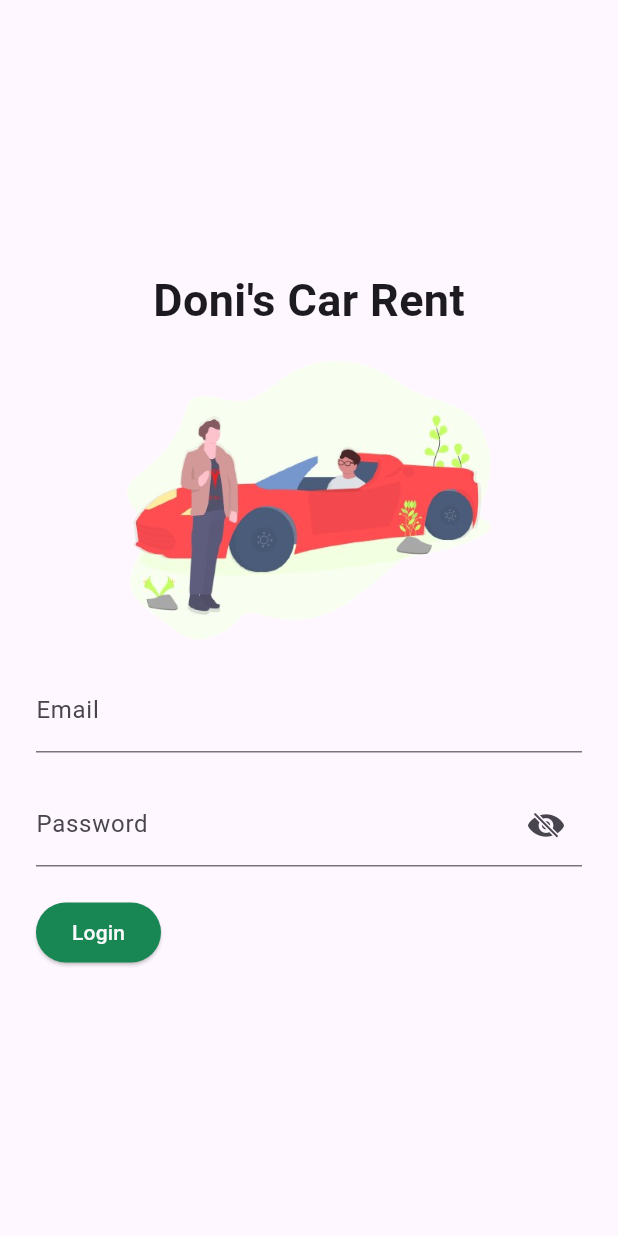
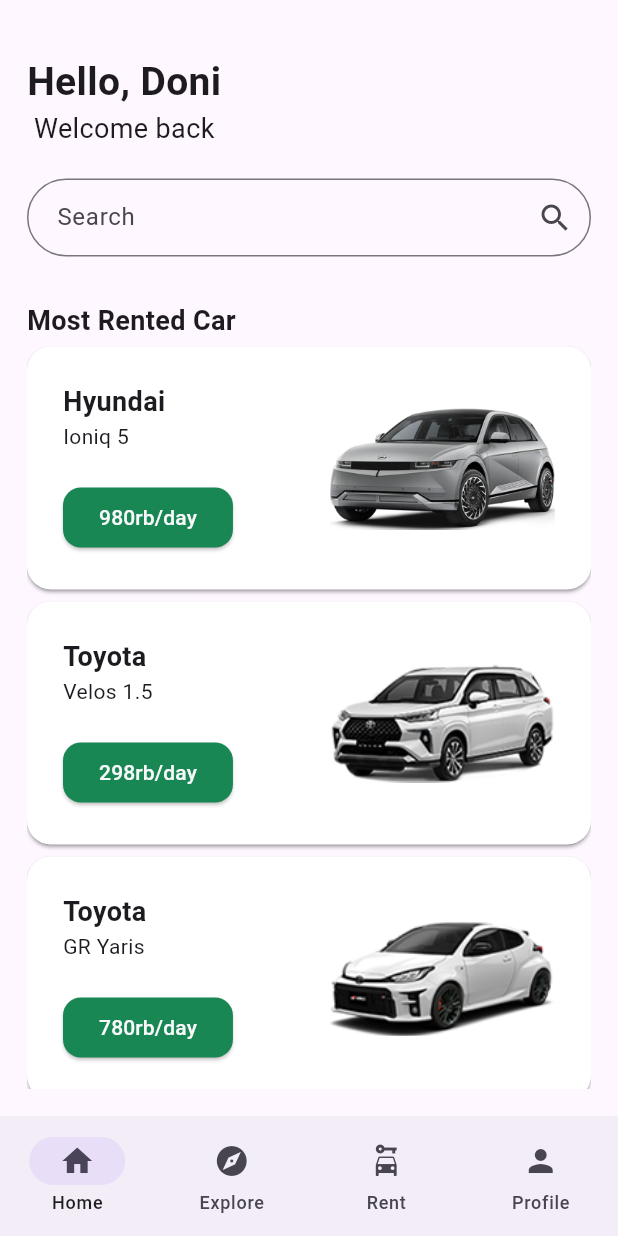
Before and after one commit to doniduaasattuu/mobile_programming_tugas_dua, a Flutter app: the screen it shows after launch, on a phone screen of 412 x 824 dp. Run offline on Flutter 3.47's test engine with Material 3 defaults, Android fonts, the phone set to English and light mode, and no system bars.

Commit message:
create homepage

```diff
--- /dev/null
+++ b/lib/data/cars_data.dart
@@ -0,0 +1,34 @@
+import 'package:tugas_dua/models/car.dart';
+
+List<Car> carsData = [
+  const Car(
+    brand: 'Hyundai',
+    name: 'Ioniq 5',
+    dailyRent: '980rb/day',
+    image: 'assets/images/ioniq_5.png',
+  ),
+  const Car(
+    brand: 'Toyota',
+    name: 'Velos 1.5',
+    dailyRent: '298rb/day',
+    image: 'assets/images/veloz.png',
+  ),
+  const Car(
+    brand: 'Toyota',
+    name: 'GR Yaris',
+    dailyRent: '780rb/day',
+    image: 'assets/images/gr_yaris.png',
+  ),
+  const Car(
+    brand: 'Toyota',
+    name: 'Alphard',
+    dailyRent: '560rb/day',
+    image: 'assets/images/alphard.png',
+  ),
+  const Car(
+    brand: 'Suzuki',
+    name: 'XL7',
+    dailyRent: '320rb/day',
+    image: 'assets/images/xl7.png',
+  ),
+];
--- a/lib/main.dart
+++ b/lib/main.dart
@@ -1,5 +1,5 @@
 import 'package:flutter/material.dart';
-import 'package:tugas_dua/ui/login.dart';
+import 'package:tugas_dua/ui/homepage.dart';
 import 'package:tugas_dua/utility/my_colors.dart';
 
 void main() {
@@ -14,7 +14,7 @@ class MyApp extends StatelessWidget {
   Widget build(BuildContext context) {
     return MaterialApp(
       title: 'Product Inventory App',
-      home: const Login(),
+      home: const Homepage(),
       theme: ThemeData(useMaterial3: true).copyWith(
         cardTheme: const CardTheme().copyWith(
           shape: RoundedRectangleBorder(
--- /dev/null
+++ b/lib/models/car.dart
@@ -0,0 +1,13 @@
+class Car {
+  const Car({
+    required this.brand,
+    required this.name,
+    required this.dailyRent,
+    required this.image,
+  });
+
+  final String brand;
+  final String name;
+  final String dailyRent;
+  final String image;
+}
--- /dev/null
+++ b/lib/ui/cars/cars_list.dart
@@ -0,0 +1,129 @@
+import 'package:flutter/material.dart';
+import 'package:tugas_dua/data/cars_data.dart';
+import 'package:tugas_dua/utility/my_colors.dart';
+import 'package:tugas_dua/models/car.dart';
+
+class CarsList extends StatefulWidget {
+  const CarsList({super.key, required this.carsData});
+
+  final List<Car> carsData;
+
+  @override
+  State<CarsList> createState() => _CarsListState();
+}
+
+class _CarsListState extends State<CarsList> {
+  @override
+  Widget build(BuildContext context) {
+    return ListView.builder(
+        itemCount: widget.carsData.length,
+        itemBuilder: (ctx, index) => Card(
+              shape: const RoundedRectangleBorder(
+                borderRadius: BorderRadius.all(
+                  Radius.circular(16),
+                ),
+              ),
+              shadowColor: MyColors().dark,
+              color: Colors.white,
+              child: Padding(
+                padding: const EdgeInsets.all(24),
+                child: Row(
+                  children: [
+                    Column(
+                      crossAxisAlignment: CrossAxisAlignment.start,
+                      children: [
+                        Column(
+                          crossAxisAlignment: CrossAxisAlignment.start,
+                          children: [
+                            Text(
+                              carsData[index].brand,
+                              style: const TextStyle(
+                                  fontWeight: FontWeight.bold, fontSize: 18),
+                            ),
+                            Text(carsData[index].name),
+                          ],
+                        ),
+                        const SizedBox(height: 20),
+                        ElevatedButton(
+                          onPressed: () {},
+                          style: ElevatedButton.styleFrom(
+                            shape: const RoundedRectangleBorder(
+                              borderRadius: BorderRadius.all(
+                                Radius.circular(12),
+                              ),
+                            ),
+                            backgroundColor: MyColors().success,
+                          ),
+                          child: Text(
+                            carsData[index].dailyRent,
+                            style: TextStyle(color: MyColors().light),
+                          ),
+                        ),
+                      ],
+                    ),
+                    const Spacer(),
+                    Image.asset(
+                      carsData[index].image,
+                      width: 150,
+                    ),
+                  ],
+                ),
+              ),
+            ));
+
+    // return ListView(
+    //   children: [
+    //     Card(
+    //       shape: RoundedRectangleBorder(
+    //         borderRadius: BorderRadius.all(
+    //           Radius.circular(16),
+    //         ),
+    //       ),
+    //       color: Colors.white,
+    //       child: Padding(
+    //         padding: EdgeInsets.all(24),
+    //         child: Row(
+    //           children: [
+    //             Column(
+    //               crossAxisAlignment: CrossAxisAlignment.start,
+    //               children: [
+    //                 Column(
+    //                   crossAxisAlignment: CrossAxisAlignment.start,
+    //                   children: [
+    //                     Text(
+    //                       'Toyota',
+    //                       style: TextStyle(
+    //                           fontWeight: FontWeight.bold, fontSize: 18),
+    //                     ),
+    //                     Text('Avanza 1.5'),
+    //                   ],
+    //                 ),
+    //                 const SizedBox(height: 20),
+    //                 ElevatedButton(
+    //                   onPressed: () {},
+    //                   child: Text(
+    //                     '298rb/day',
+    //                     style: TextStyle(color: MyColors().light),
+    //                   ),
+    //                   style: ElevatedButton.styleFrom(
+    //                     shape: RoundedRectangleBorder(
+    //                       borderRadius: BorderRadius.all(
+    //                         Radius.circular(12),
+    //                       ),
+    //                     ),
+    //                     backgroundColor: MyColors().success,
+    //                   ),
+    //                 ),
+    //               ],
+    //             ),
+    //             Spacer(),
+    //             Image.asset('assets/images/veloz.png'),
+    //           ],
+    //         ),
+    //       ),
+    //     ),
+    //   ],
+    // );
+    // END
+  }
+}
--- /dev/null
+++ b/lib/ui/homepage.dart
@@ -0,0 +1,77 @@
+import 'package:flutter/material.dart';
+import 'package:tugas_dua/data/cars_data.dart';
+import 'package:tugas_dua/ui/cars/cars_list.dart';
+import 'package:tugas_dua/utility/my_colors.dart';
+import 'package:tugas_dua/utility/my_container.dart';
+
+class Homepage extends StatefulWidget {
+  const Homepage({super.key});
+
+  @override
+  State<StatefulWidget> createState() => _HomepageState();
+}
+
+class _HomepageState extends State<Homepage> {
+  @override
+  Widget build(BuildContext context) {
+    return Scaffold(
+      body: MyContainer(
+        child: Column(
+          crossAxisAlignment: CrossAxisAlignment.start,
+          mainAxisAlignment: MainAxisAlignment.start,
+          children: [
+            const Column(
+              children: [
+                Text(
+                  'Hello, Doni',
+                  style: TextStyle(
+                    fontSize: 26,
+                    fontWeight: FontWeight.bold,
+                  ),
+                ),
+                Text(
+                  'Welcome back',
+                  style: TextStyle(
+                    fontSize: 18,
+                  ),
+                ),
+              ],
+            ),
+            const SizedBox(height: 20),
+            TextFormField(
+              decoration: InputDecoration(
+                contentPadding:
+                    const EdgeInsets.symmetric(horizontal: 16, vertical: 14),
+                label: const Text('Search'),
+                border: OutlineInputBorder(
+                  borderSide: BorderSide(color: MyColors().secondary),
+                  borderRadius: BorderRadius.circular(50),
+                ),
+                suffixIcon: const Icon(Icons.search),
+              ),
+            ),
+            const SizedBox(height: 30),
+            const Text(
+              'Most Rented Car',
+              style: TextStyle(fontSize: 18, fontWeight: FontWeight.bold),
+            ),
+            Expanded(
+              child: CarsList(carsData: carsData),
+            ),
+            // Expanded(
+            //   child: CarsList(carsData: carsData),
+            // ),
+          ],
+        ),
+      ),
+      bottomNavigationBar: NavigationBar(
+        destinations: const [
+          NavigationDestination(icon: Icon(Icons.home), label: 'Home'),
+          NavigationDestination(icon: Icon(Icons.explore), label: 'Explore'),
+          NavigationDestination(icon: Icon(Icons.car_rental), label: 'Rent'),
+          NavigationDestination(icon: Icon(Icons.person), label: 'Profile'),
+        ],
+      ),
+    );
+  }
+}
--- a/lib/ui/login.dart
+++ b/lib/ui/login.dart
@@ -1,5 +1,6 @@
 import 'package:flutter/cupertino.dart';
 import 'package:flutter/material.dart';
+import 'package:tugas_dua/ui/homepage.dart';
 import 'package:tugas_dua/utility/my_colors.dart';
 import 'package:tugas_dua/utility/my_container.dart';
 
@@ -44,7 +45,14 @@ class _LoginState extends State<Login> {
               crossAxisAlignment: CrossAxisAlignment.start,
               children: [
                 ElevatedButton(
-                  onPressed: () {},
+                  onPressed: () {
+                    Navigator.push(
+                      context,
+                      MaterialPageRoute(
+                        builder: (context) => const Homepage(),
+                      ),
+                    );
+                  },
                   style: ElevatedButton.styleFrom(
                     backgroundColor: MyColors().success,
                   ),
--- a/lib/utility/my_container.dart
+++ b/lib/utility/my_container.dart
@@ -10,7 +10,7 @@ class MyContainer extends StatelessWidget {
   Widget build(BuildContext context) {
     return Scaffold(
       body: Container(
-        padding: const EdgeInsets.all(24),
+        padding: const EdgeInsets.fromLTRB(18, 36, 18, 18),
         child: child,
       ),
     );
```
Also changed, not shown: pubspec.yaml (+8 -5 lines), assets/images/alphard.png (added), assets/images/gr_yaris.png (added), assets/images/ioniq_5.png (added), assets/images/veloz.png (added), assets/images/xl7.png (added).
